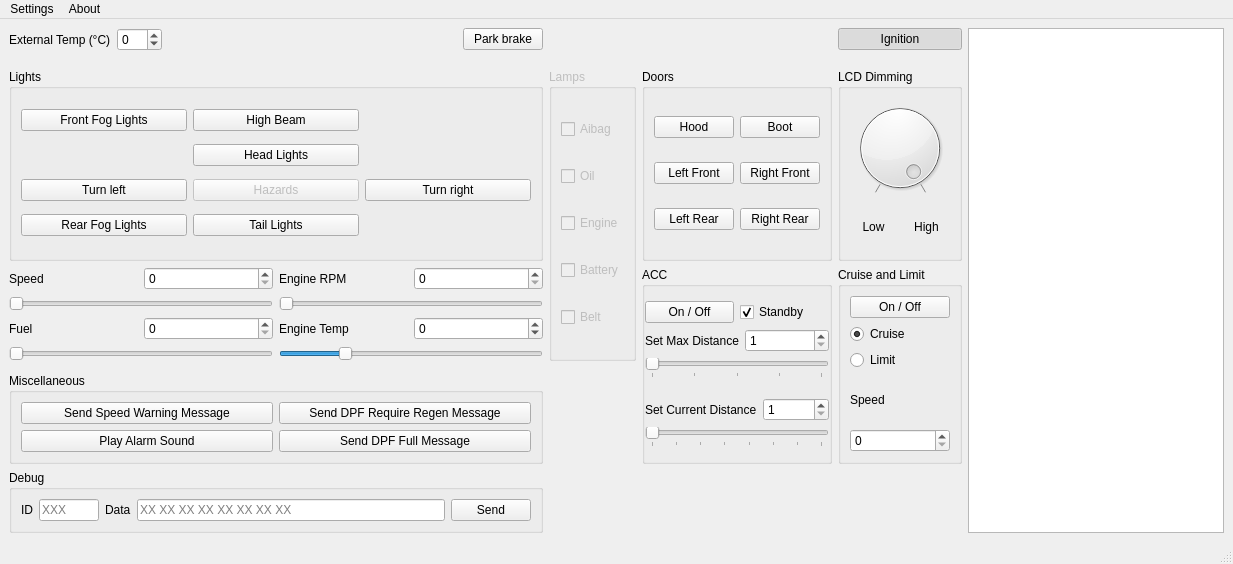
First picture: the form in formcar.ui, repository bigunclemax/FocusIPCCtrl, before the edit.
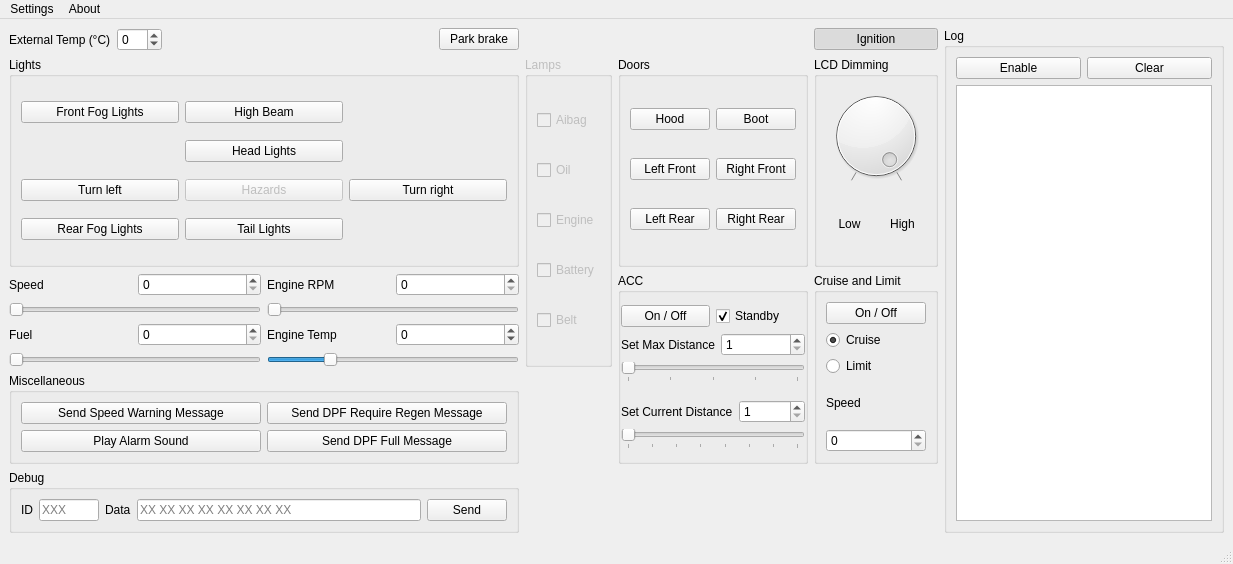
Second picture: the form after the edit.

Commit message: [add] clear and enable log buttons

Diff of the .ui file:
```diff
--- a/formcar.ui
+++ b/formcar.ui
@@ -30,7 +30,7 @@
     <property name="bottomMargin">
      <number>9</number>
     </property>
-    <item row="5" column="4" rowspan="4">
+    <item row="2" column="4" rowspan="3">
      <widget class="QGroupBox" name="accBox">
       <property name="title">
        <string>ACC</string>
@@ -223,7 +223,7 @@
       </layout>
      </widget>
     </item>
-    <item row="4" column="3" rowspan="3">
+    <item row="1" column="3" rowspan="3">
      <widget class="QGroupBox" name="groupBox">
       <property name="enabled">
        <bool>false</bool>
@@ -270,7 +270,7 @@
       </layout>
      </widget>
     </item>
-    <item row="9" column="0" colspan="3">
+    <item row="5" column="0" colspan="3">
      <widget class="QGroupBox" name="groupBox_2">
       <property name="title">
        <string>Debug</string>
@@ -362,7 +362,7 @@
       </layout>
      </widget>
     </item>
-    <item row="5" column="5" rowspan="4">
+    <item row="2" column="5" rowspan="3">
      <widget class="QGroupBox" name="cruiseBox">
       <property name="title">
        <string>Cruise and Limit</string>
@@ -412,7 +412,7 @@
       </layout>
      </widget>
     </item>
-    <item row="1" column="5">
+    <item row="0" column="5">
      <layout class="QHBoxLayout" name="ignitionBox">
       <item>
        <widget class="QPushButton" name="pushButton_Ignition">
@@ -429,7 +429,90 @@
       </item>
      </layout>
     </item>
-    <item row="6" column="0" colspan="3">
+    <item row="0" column="0" colspan="3">
+     <layout class="QHBoxLayout" name="horizontalLayout_2">
+      <item>
+       <widget class="QLabel" name="labelExternalTemp">
+        <property name="sizePolicy">
+         <sizepolicy hsizetype="Preferred" vsizetype="Preferred">
+          <horstretch>0</horstretch>
+          <verstretch>0</verstretch>
+         </sizepolicy>
+        </property>
+        <property name="minimumSize">
+         <size>
+          <width>0</width>
+          <height>0</height>
+         </size>
+        </property>
+        <property name="text">
+         <string>External Temp (°C)</string>
+        </property>
+       </widget>
+      </item>
+      <item>
+       <widget class="QSpinBox" name="spinBox_externalTemp">
+        <property name="sizePolicy">
+         <sizepolicy hsizetype="Fixed" vsizetype="Fixed">
+          <horstretch>0</horstretch>
+          <verstretch>0</verstretch>
+         </sizepolicy>
+        </property>
+        <property name="maximumSize">
+         <size>
+          <width>45</width>
+          <height>16777215</height>
+         </size>
+        </property>
+        <property name="sizeIncrement">
+         <size>
+          <width>0</width>
+          <height>0</height>
+         </size>
+        </property>
+        <property name="baseSize">
+         <size>
+          <width>0</width>
+          <height>0</height>
+         </size>
+        </property>
+        <property name="showGroupSeparator" stdset="0">
+         <bool>true</bool>
+        </property>
+        <property name="minimum">
+         <number>-40</number>
+        </property>
+        <property name="maximum">
+         <number>64</number>
+        </property>
+       </widget>
+      </item>
+      <item>
+       <spacer name="horizontalSpacer">
+        <property name="orientation">
+         <enum>Qt::Horizontal</enum>
+        </property>
+        <property name="sizeHint" stdset="0">
+         <size>
+          <width>40</width>
+          <height>20</height>
+         </size>
+        </property>
+       </spacer>
+      </item>
+      <item>
+       <widget class="QPushButton" name="pushButton_parkBrake">
+        <property name="text">
+         <string>Park brake</string>
+        </property>
+        <property name="checkable">
+         <bool>true</bool>
+        </property>
+       </widget>
+      </item>
+     </layout>
+    </item>
+    <item row="3" column="0" colspan="3">
      <layout class="QHBoxLayout" name="fuelEngineTempBox">
       <item>
        <layout class="QVBoxLayout" name="fuelLayout">
@@ -506,7 +589,7 @@
       </item>
      </layout>
     </item>
-    <item row="8" column="0" colspan="3">
+    <item row="4" column="0" colspan="3">
      <widget class="QGroupBox" name="miscellaneusBox">
       <property name="title">
        <string>Miscellaneous</string>
@@ -561,7 +644,7 @@
       </layout>
      </widget>
     </item>
-    <item row="4" column="4">
+    <item row="1" column="4">
      <widget class="QGroupBox" name="doorsBox">
       <property name="enabled">
        <bool>true</bool>
@@ -633,7 +716,7 @@
       </layout>
      </widget>
     </item>
-    <item row="5" column="0" colspan="3">
+    <item row="2" column="0" colspan="3">
      <layout class="QHBoxLayout" name="speedRPMBox">
       <item>
        <layout class="QVBoxLayout" name="speedLayout">
@@ -707,7 +790,7 @@
       </item>
      </layout>
     </item>
-    <item row="4" column="5">
+    <item row="1" column="5">
      <widget class="QGroupBox" name="dimming_Box">
       <property name="title">
        <string>LCD Dimming</string>
@@ -774,7 +857,7 @@
       </layout>
      </widget>
     </item>
-    <item row="4" column="0" colspan="3">
+    <item row="1" column="0" colspan="3">
      <widget class="QGroupBox" name="lightsBox">
       <property name="sizePolicy">
        <sizepolicy hsizetype="Preferred" vsizetype="Preferred">
@@ -899,96 +982,52 @@
       </layout>
      </widget>
     </item>
-    <item row="1" column="6" rowspan="9">
-     <widget class="QPlainTextEdit" name="plainTextEdit_log">
-      <property name="readOnly">
-       <bool>true</bool>
+    <item row="0" column="6" rowspan="6">
+     <widget class="QGroupBox" name="groupBox_log">
+      <property name="title">
+       <string>Log</string>
       </property>
+      <layout class="QVBoxLayout" name="verticalLayout_3">
+       <item>
+        <layout class="QHBoxLayout" name="horizontalLayout_3">
+         <item>
+          <widget class="QPushButton" name="pushButton_logEnable">
+           <property name="text">
+            <string>Enable</string>
+           </property>
+           <property name="checkable">
+            <bool>true</bool>
+           </property>
+          </widget>
+         </item>
+         <item>
+          <widget class="QPushButton" name="pushButton_logClear">
+           <property name="enabled">
+            <bool>true</bool>
+           </property>
+           <property name="text">
+            <string>Clear</string>
+           </property>
+          </widget>
+         </item>
+        </layout>
+       </item>
+       <item>
+        <widget class="QPlainTextEdit" name="plainTextEdit_log">
+         <property name="enabled">
+          <bool>true</bool>
+         </property>
+         <property name="lineWrapMode">
+          <enum>QPlainTextEdit::NoWrap</enum>
+         </property>
+         <property name="readOnly">
+          <bool>true</bool>
+         </property>
+        </widget>
+       </item>
+      </layout>
      </widget>
     </item>
-    <item row="1" column="0" colspan="3">
-     <layout class="QHBoxLayout" name="horizontalLayout_2">
-      <item>
-       <widget class="QLabel" name="labelExternalTemp">
-        <property name="sizePolicy">
-         <sizepolicy hsizetype="Preferred" vsizetype="Preferred">
-          <horstretch>0</horstretch>
-          <verstretch>0</verstretch>
-         </sizepolicy>
-        </property>
-        <property name="minimumSize">
-         <size>
-          <width>0</width>
-          <height>0</height>
-         </size>
-        </property>
-        <property name="text">
-         <string>External Temp (°C)</string>
-        </property>
-       </widget>
-      </item>
-      <item>
-       <widget class="QSpinBox" name="spinBox_externalTemp">
-        <property name="sizePolicy">
-         <sizepolicy hsizetype="Fixed" vsizetype="Fixed">
-          <horstretch>0</horstretch>
-          <verstretch>0</verstretch>
-         </sizepolicy>
-        </property>
-        <property name="maximumSize">
-         <size>
-          <width>45</width>
-          <height>16777215</height>
-         </size>
-        </property>
-        <property name="sizeIncrement">
-         <size>
-          <width>0</width>
-          <height>0</height>
-         </size>
-        </property>
-        <property name="baseSize">
-         <size>
-          <width>0</width>
-          <height>0</height>
-         </size>
-        </property>
-        <property name="showGroupSeparator" stdset="0">
-         <bool>true</bool>
-        </property>
-        <property name="minimum">
-         <number>-40</number>
-        </property>
-        <property name="maximum">
-         <number>64</number>
-        </property>
-       </widget>
-      </item>
-      <item>
-       <spacer name="horizontalSpacer">
-        <property name="orientation">
-         <enum>Qt::Horizontal</enum>
-        </property>
-        <property name="sizeHint" stdset="0">
-         <size>
-          <width>40</width>
-          <height>20</height>
-         </size>
-        </property>
-       </spacer>
-      </item>
-      <item>
-       <widget class="QPushButton" name="pushButton_parkBrake">
-        <property name="text">
-         <string>Park brake</string>
-        </property>
-        <property name="checkable">
-         <bool>true</bool>
-        </property>
-       </widget>
-      </item>
-     </layout>
-    </item>
    </layout>
   </widget>
   <widget class="QMenuBar" name="menuBar">
```
The commit also changes 2 other files.
